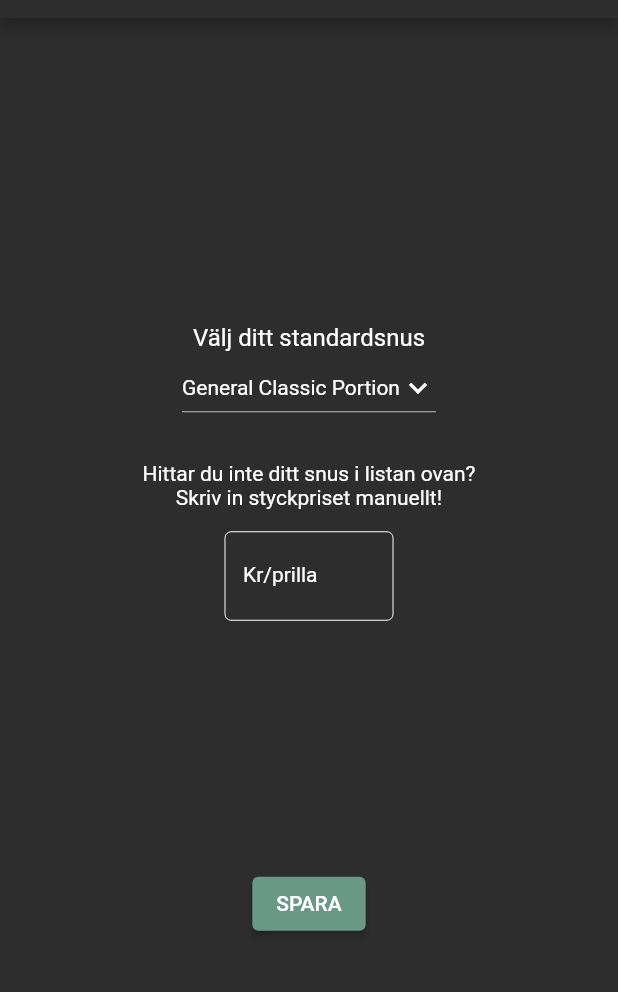
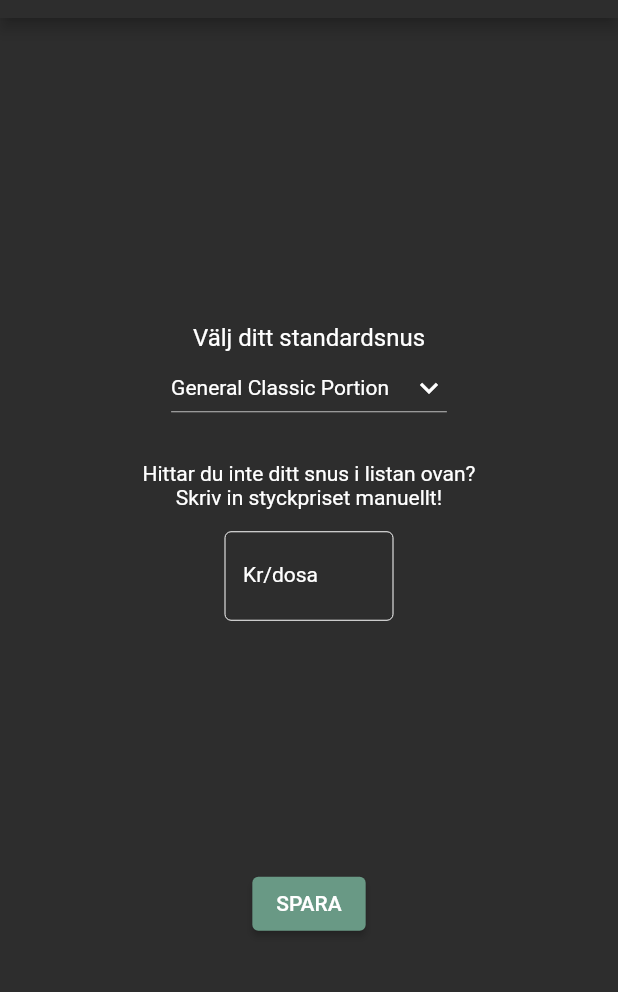
Before and after one commit to gu-tig169-ht21/Grupp10, a Flutter app: the NyProdukt screen opened directly, on a phone screen of 412 x 824 dp, the part 66-1058 px from its top. Run offline on Flutter 3.47's test engine with Material 2 defaults, Android fonts, the phone set to English and light mode, and no system bars; our stand-ins replace cloud_firestore, firebase_core, firebase_database, fl_chart, google_fonts; missing offline and left inert: week_of_year; accounts and stored records are empty; statements that could not run were skipped.

```diff
--- a/lib/models/mod_ny_produkt.dart
+++ b/lib/models/mod_ny_produkt.dart
@@ -5,8 +5,10 @@ class SnusAlternativ {
   SnusAlternativ(this.pris, this.snusNamn);
 
   static List<SnusAlternativ> get allaDosor => [
-        SnusAlternativ(20, 'General Classic Portion'),
-        SnusAlternativ(30, 'Lundgrens Norrland'),
-        SnusAlternativ(10, 'Ettan Original Portion'),
+        SnusAlternativ(48, 'General Classic Portion'),
+        SnusAlternativ(34, 'Lundgrens Norrland'),
+        SnusAlternativ(34, 'XR Göteborgs Rapé White'),
+        SnusAlternativ(31, 'Knox White Portion'),
+        SnusAlternativ(43, 'Lyft Slim Ice Cool'),
       ];
 }
--- a/lib/views/ny_produkt.dart
+++ b/lib/views/ny_produkt.dart
@@ -77,7 +77,7 @@ class _NyProdukt extends State<NyProdukt> {
                   style: TextStyle(color: Colors.white),
                   decoration: InputDecoration(
                     labelStyle: TextStyle(color: Colors.white, fontSize: 14),
-                    labelText: 'Kr/prilla',
+                    labelText: 'Kr/dosa',
                     enabledBorder: OutlineInputBorder(
                       borderSide: BorderSide(color: Colors.white, width: 0.0),
                     ),
@@ -96,6 +96,10 @@ class _NyProdukt extends State<NyProdukt> {
                   onPrimary: Colors.white,
                 ),
                 onPressed: () {
+                  var snusPris = int.parse(snusController.text);
+                  assert(snusPris is int);
+                  //int.parse(snusPris);
+                  print(snusPris);
                   Navigator.pop(context);
                 },
                 child: Text('SPARA'),
```
